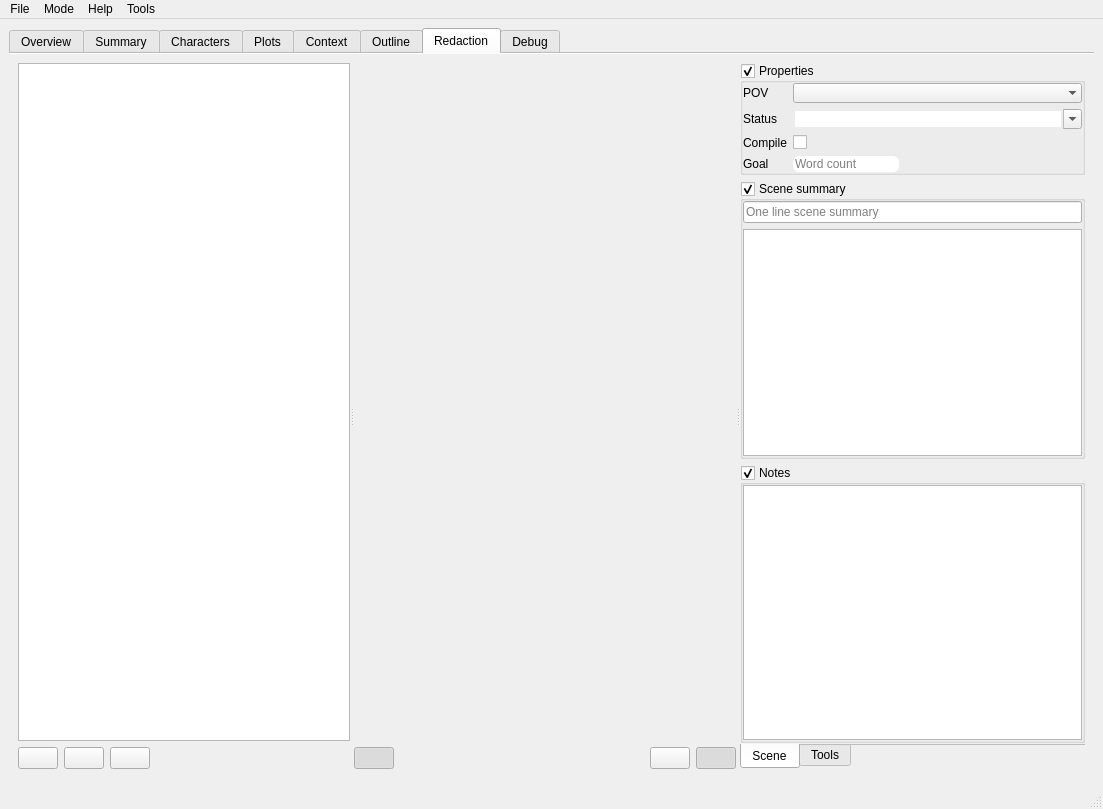
Old version of the form src/ui/mainWindow.ui in the repository olivierkes/manuskript.
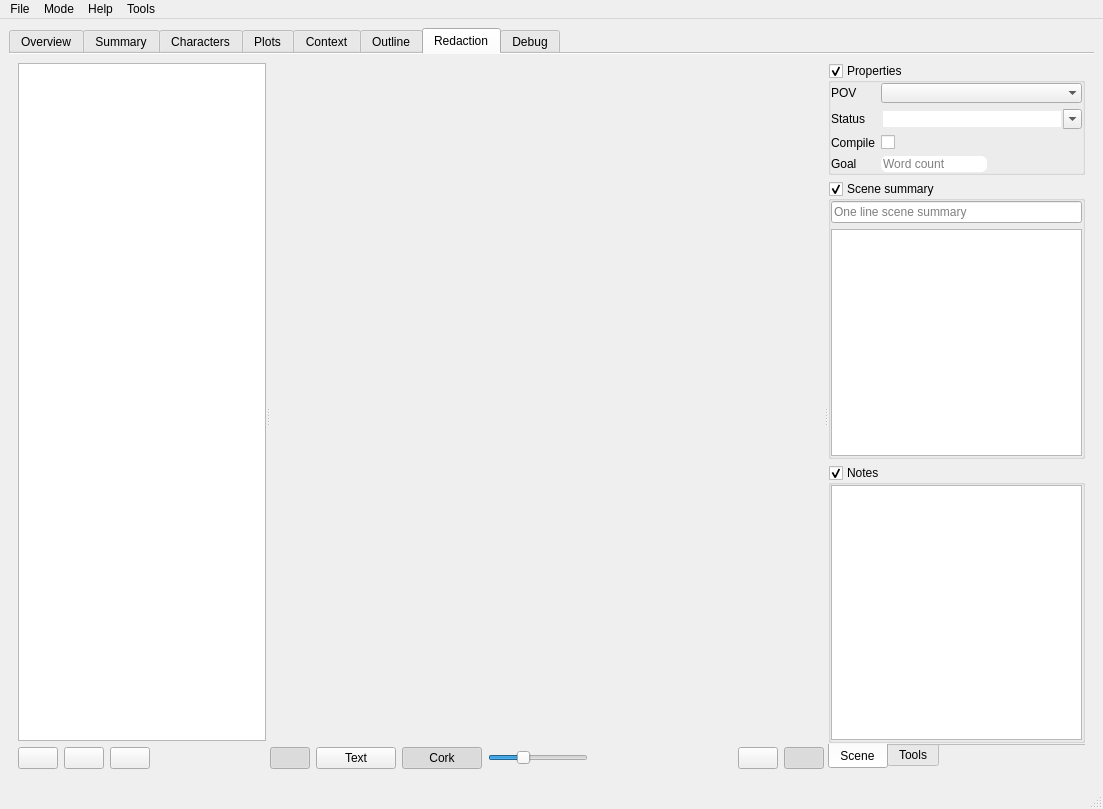
New version of the form. Icons and pictures are not drawn. Custom widgets are drawn as their Qt base class.

Commit message: Adds: cork view. Great, except that drag n drop doesn't work...

What changed in the file:
```diff
--- a/src/ui/mainWindow.ui
+++ b/src/ui/mainWindow.ui
@@ -1660,6 +1660,63 @@
                 </property>
                </widget>
               </item>
+              <item>
+               <widget class="QPushButton" name="btnRedacFolderText">
+                <property name="text">
+                 <string>Text</string>
+                </property>
+                <property name="checkable">
+                 <bool>true</bool>
+                </property>
+                <attribute name="buttonGroup">
+                 <string notr="true">buttonGroup</string>
+                </attribute>
+               </widget>
+              </item>
+              <item>
+               <widget class="QPushButton" name="btnRedacFolderCork">
+                <property name="text">
+                 <string>Cork</string>
+                </property>
+                <property name="checkable">
+                 <bool>true</bool>
+                </property>
+                <property name="checked">
+                 <bool>true</bool>
+                </property>
+                <attribute name="buttonGroup">
+                 <string notr="true">buttonGroup</string>
+                </attribute>
+               </widget>
+              </item>
+              <item>
+               <widget class="QSlider" name="sldCorkSizeFactor">
+                <property name="minimumSize">
+                 <size>
+                  <width>100</width>
+                  <height>0</height>
+                 </size>
+                </property>
+                <property name="maximumSize">
+                 <size>
+                  <width>200</width>
+                  <height>16777215</height>
+                 </size>
+                </property>
+                <property name="minimum">
+                 <number>50</number>
+                </property>
+                <property name="maximum">
+                 <number>200</number>
+                </property>
+                <property name="value">
+                 <number>100</number>
+                </property>
+                <property name="orientation">
+                 <enum>Qt::Horizontal</enum>
+                </property>
+               </widget>
+              </item>
               <item>
                <spacer name="horizontalSpacer_2">
                 <property name="orientation">
```
Left out of the diff: 3 changed lines with no effect on the pictures. The commit also changes 8 other files.
